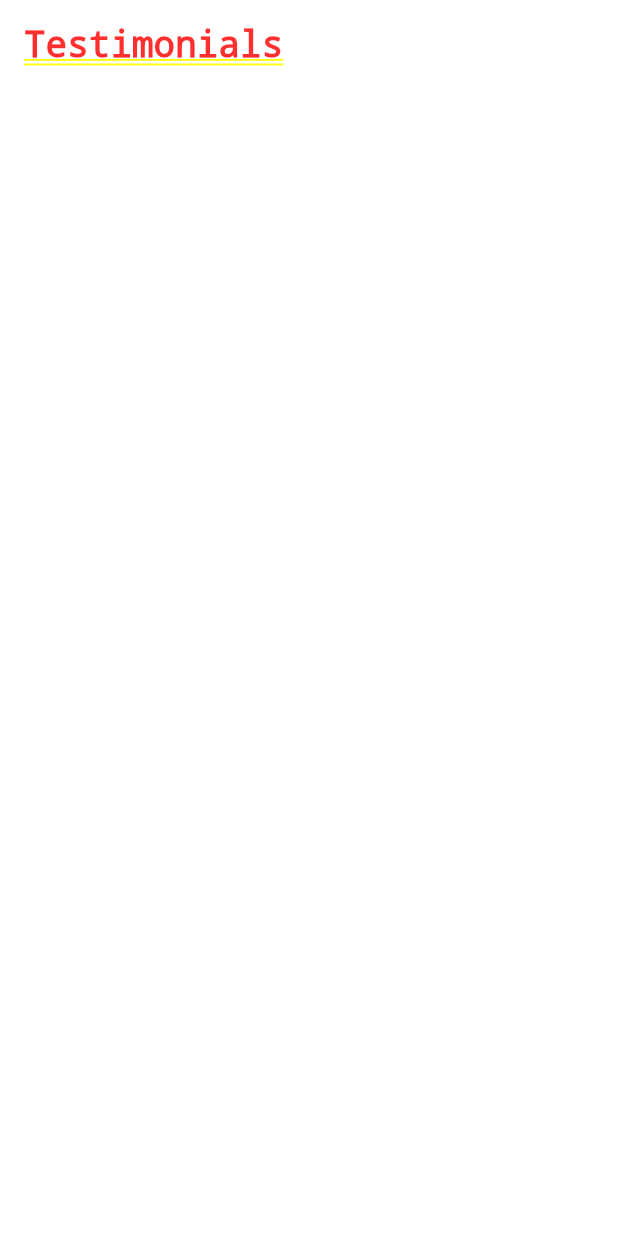
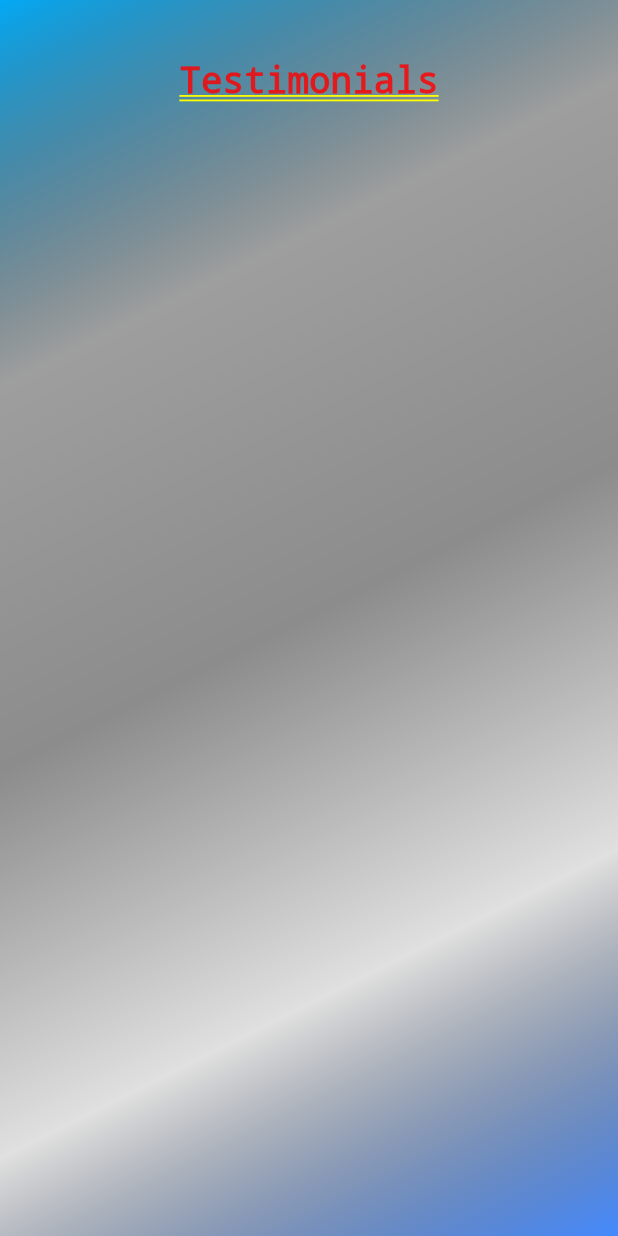
Before and after one commit to Kratosgado/mbeah_online, a Flutter app: the screen it shows after launch, after a tap on "Testimonials", on a phone screen of 412 x 824 dp. Run offline on Flutter 3.47's test engine with Material 2 defaults, Android fonts, the light colour scheme and no system bars; our stand-ins replace flutter_riverpod, go_router.

Commit message:
separate backround

```diff
--- a/lib/constants.dart
+++ b/lib/constants.dart
@@ -1,8 +1,6 @@
-import 'dart:math';
-
 import 'package:flutter/material.dart';
 
-LinearGradient widgetGradient = const LinearGradient(
+const widgetGradient = LinearGradient(
   colors: [
     Colors.lightBlue,
     Colors.black38,
@@ -11,6 +9,20 @@ LinearGradient widgetGradient = const LinearGradient(
   ],
   begin: Alignment.topLeft,
   end: Alignment.bottomRight,
+);
+
+const backgroundGradient = BoxDecoration(
+  gradient: LinearGradient(
+    colors: [
+      Colors.lightBlue,
+      Colors.black38,
+      Colors.black45,
+      Colors.black12,
+      Colors.blueAccent,
+    ],
+    begin: Alignment.topLeft,
+    end: Alignment.bottomRight,
+  ),
 );
 
 class PortfolioIntro extends StatelessWidget {
--- a/lib/homepage.dart
+++ b/lib/homepage.dart
@@ -1,4 +1,5 @@
 import 'package:flutter/material.dart';
+import 'package:mbeah_online/constants.dart';
 import 'package:mbeah_online/portrait_view.dart';
 
 import 'landscape_view.dart';
@@ -19,19 +20,7 @@ class HomePage extends StatelessWidget {
       body: Center(
         child: Container(
           padding: const EdgeInsets.all(40),
-          decoration: const BoxDecoration(
-            gradient: LinearGradient(
-              colors: [
-                Colors.lightBlue,
-                Colors.black38,
-                Colors.black45,
-                Colors.black12,
-                Colors.blueAccent,
-              ],
-              begin: Alignment.topLeft,
-              end: Alignment.bottomRight,
-            ),
-          ),
+          decoration: backgroundGradient,
           child: isLandscape ? const PortraitView() : const LandscapeView(),
         ),
       ),
--- a/lib/main.dart
+++ b/lib/main.dart
@@ -42,7 +42,15 @@ final GoRouter router = GoRouter(
       routes: <RouteBase>[
         GoRoute(
           path: 'testimonials',
-          builder: (context, state) => const TestimonialsSection(),
+          pageBuilder: (context, state) => CustomTransitionPage(
+            key: state.pageKey,
+            transitionDuration: const Duration(seconds: 1),
+            child: const TestimonialsSection(),
+            transitionsBuilder: (context, animation, secondaryAnimation, child) => FadeTransition(
+              opacity: CurveTween(curve: Curves.easeInOutCirc).animate(animation),
+              child: child,
+            ),
+          ),
         ),
         GoRoute(
           path: 'portfolio',
--- a/lib/portrait_view.dart
+++ b/lib/portrait_view.dart
@@ -12,10 +12,6 @@ class PortraitView extends StatelessWidget {
 
     return SizedBox(
       width: screenSize.width * 0.9,
-      // decoration: BoxDecoration(
-      //   border: Border.all(color: Colors.grey, width: 1),
-      //   borderRadius: BorderRadius.circular(50),
-      // ),
       child: CustomPaint(
         painter: BorderPainter(),
         child: Column(
--- a/lib/section_card.dart
+++ b/lib/section_card.dart
@@ -22,9 +22,9 @@ class SectionCard extends ConsumerWidget {
           curve: Curves.easeInOut, // Animation curve
           width: isHovered ? 300 : 200, // Change width on hover
           height: isHovered ? 80 : 60, // Change height on hover
-          decoration: BoxDecoration(
+          decoration: const BoxDecoration(
             gradient: widgetGradient,
-            borderRadius: const BorderRadius.only(
+            borderRadius: BorderRadius.only(
                 topLeft: Radius.circular(5),
                 bottomLeft: Radius.circular(5),
                 topRight: Radius.circular(50),
--- a/lib/sections/services.dart
+++ b/lib/sections/services.dart
@@ -1,4 +1,5 @@
 import 'package:flutter/material.dart';
+import 'package:mbeah_online/constants.dart';
 
 class ServicesSection extends StatelessWidget {
   const ServicesSection({super.key});
@@ -7,6 +8,7 @@ class ServicesSection extends StatelessWidget {
   Widget build(BuildContext context) {
     return Container(
       padding: const EdgeInsets.all(16.0),
+      decoration: backgroundGradient,
       child: const Column(
         crossAxisAlignment: CrossAxisAlignment.start,
         children: [
--- a/lib/sections/testimonial.dart
+++ b/lib/sections/testimonial.dart
@@ -1,5 +1,5 @@
-
 import 'package:flutter/material.dart';
+import 'package:mbeah_online/constants.dart';
 
 class TestimonialsSection extends StatelessWidget {
   const TestimonialsSection({super.key});
@@ -7,9 +7,10 @@ class TestimonialsSection extends StatelessWidget {
   @override
   Widget build(BuildContext context) {
     return Container(
-      padding: const EdgeInsets.all(16.0),
+      padding: const EdgeInsets.all(40.0),
+      decoration: backgroundGradient,
       child: const Column(
-        crossAxisAlignment: CrossAxisAlignment.start,
+        crossAxisAlignment: CrossAxisAlignment.center,
         children: [
           Text(
             'Testimonials',
--- a/package.json
+++ b/package.json
@@ -1,5 +1,5 @@
 {
 	"dependencies": {
-		"firebase-tools": "^12.7.0"
+		"firebase-tools": "^12.8.0"
 	}
 }
```
Also changed, not shown: pnpm-lock.yaml, 1 other file.
